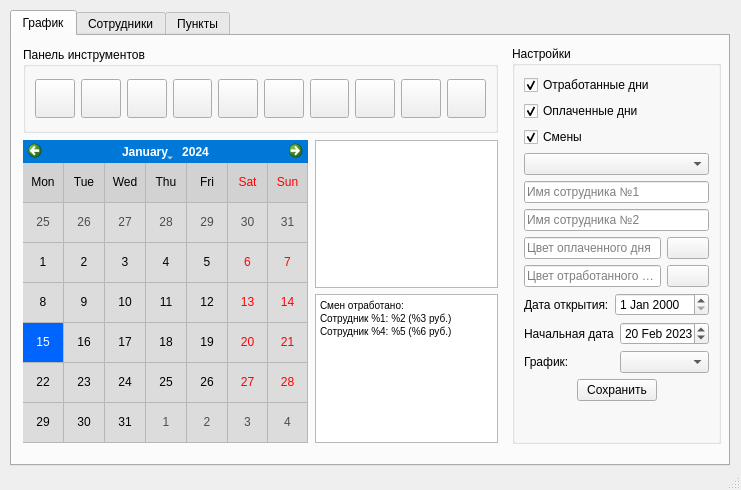
Old version of the form mainwindow.ui in the repository The-Zealot/WBScheduleManager.
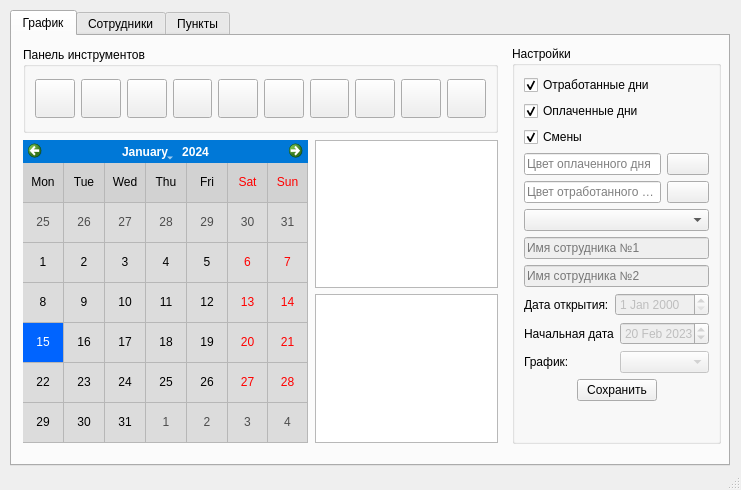
New version of the form. Custom widgets are drawn as their Qt base class.

Commit message: Disabled information gui components

```diff
--- a/mainwindow.ui
+++ b/mainwindow.ui
@@ -292,9 +292,7 @@
 &lt;html&gt;&lt;head&gt;&lt;meta name=&quot;qrichtext&quot; content=&quot;1&quot; /&gt;&lt;style type=&quot;text/css&quot;&gt;
 p, li { white-space: pre-wrap; }
 &lt;/style&gt;&lt;/head&gt;&lt;body style=&quot; font-family:'MS Shell Dlg 2'; font-size:7.8pt; font-weight:400; font-style:normal;&quot;&gt;
-&lt;p style=&quot; margin-top:0px; margin-bottom:0px; margin-left:0px; margin-right:0px; -qt-block-indent:0; text-indent:0px;&quot;&gt;Смен отработано:&lt;/p&gt;
-&lt;p style=&quot; margin-top:0px; margin-bottom:0px; margin-left:0px; margin-right:0px; -qt-block-indent:0; text-indent:0px;&quot;&gt;Сотрудник %1: %2 (%3 руб.)&lt;/p&gt;
-&lt;p style=&quot; margin-top:0px; margin-bottom:0px; margin-left:0px; margin-right:0px; -qt-block-indent:0; text-indent:0px;&quot;&gt;Сотрудник %4: %5 (%6 руб.)&lt;/p&gt;&lt;/body&gt;&lt;/html&gt;</string>
+&lt;p style=&quot;-qt-paragraph-type:empty; margin-top:0px; margin-bottom:0px; margin-left:0px; margin-right:0px; -qt-block-indent:0; text-indent:0px;&quot;&gt;&lt;br /&gt;&lt;/p&gt;&lt;/body&gt;&lt;/html&gt;</string>
          </property>
         </widget>
        </item>
@@ -348,25 +346,6 @@
         </layout>
        </item>
        <item>
-        <widget class="QComboBox" name="comboBoxPoint"/>
-       </item>
-       <item>
-        <layout class="QVBoxLayout" name="verticalLayout_5">
-         <item>
-          <widget class="QLineEdit" name="editEmployee1">
-           <property name="placeholderText">
-            <string>Имя сотрудника №1</string>
-           </property>
-          </widget>
-         </item>
-         <item>
-          <widget class="QLineEdit" name="editEmployee2">
-           <property name="placeholderText">
-            <string>Имя сотрудника №2</string>
-           </property>
-          </widget>
-         </item>
-         <item>
           <layout class="QHBoxLayout" name="horizontalLayout_2">
            <item>
             <widget class="QLineEdit" name="editColorPayedDay">
@@ -427,6 +406,31 @@
           </layout>
          </item>
          <item>
+        <widget class="QComboBox" name="comboBoxPoint"/>
+       </item>
+       <item>
+        <layout class="QVBoxLayout" name="verticalLayout_5">
+         <item>
+          <widget class="QLineEdit" name="editEmployee1">
+           <property name="enabled">
+            <bool>false</bool>
+           </property>
+           <property name="placeholderText">
+            <string>Имя сотрудника №1</string>
+           </property>
+          </widget>
+         </item>
+         <item>
+          <widget class="QLineEdit" name="editEmployee2">
+           <property name="enabled">
+            <bool>false</bool>
+           </property>
+           <property name="placeholderText">
+            <string>Имя сотрудника №2</string>
+           </property>
+          </widget>
+         </item>
+         <item>
           <layout class="QHBoxLayout" name="horizontalLayout_8">
            <item>
             <widget class="QLabel" name="label">
@@ -436,7 +440,11 @@
             </widget>
            </item>
            <item>
-            <widget class="QDateEdit" name="dateEditOpen"/>
+            <widget class="QDateEdit" name="dateEditOpen">
+             <property name="enabled">
+              <bool>false</bool>
+             </property>
+            </widget>
            </item>
           </layout>
          </item>
@@ -451,6 +459,9 @@
            </item>
            <item>
             <widget class="QDateEdit" name="dateEditStartpoint">
+             <property name="enabled">
+              <bool>false</bool>
+             </property>
              <property name="dateTime">
               <datetime>
                <hour>0</hour>
@@ -476,6 +487,9 @@
            </item>
            <item>
             <widget class="QComboBox" name="comboBoxSchedle">
+             <property name="enabled">
+              <bool>false</bool>
+             </property>
              <property name="sizePolicy">
               <sizepolicy hsizetype="Minimum" vsizetype="Fixed">
                <horstretch>0</horstretch>
```
Left out of the diff: 4 changed lines with no effect on the pictures. Lines whose indentation alone changed are shown as unchanged. The commit also changes 1 other file.
